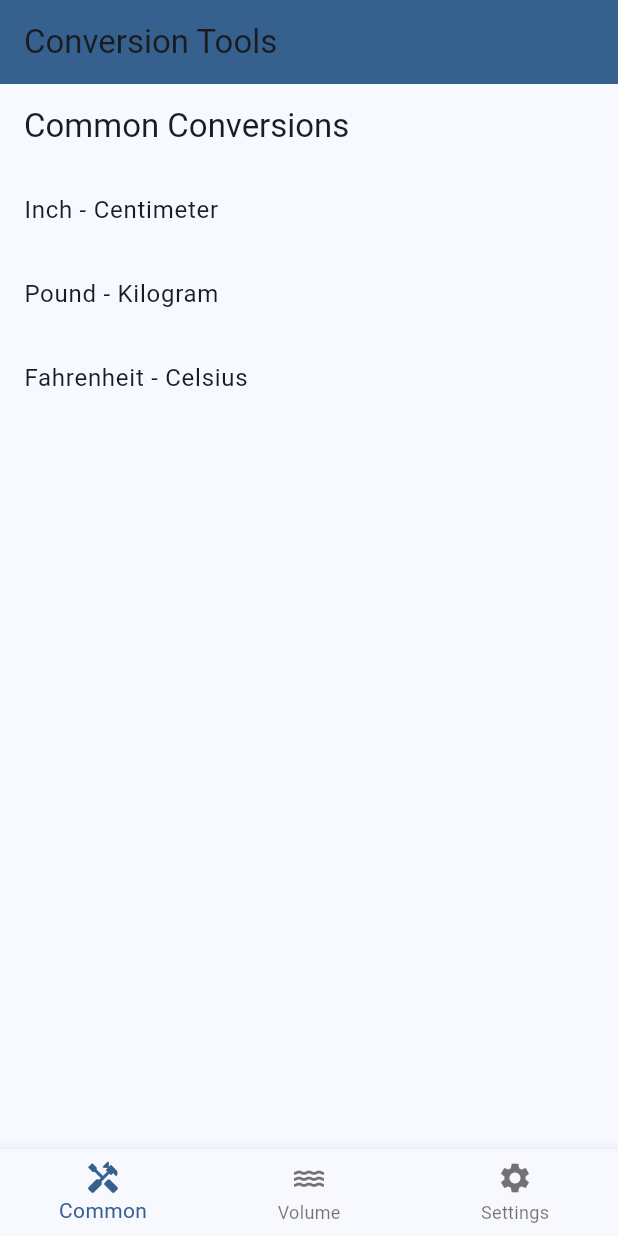
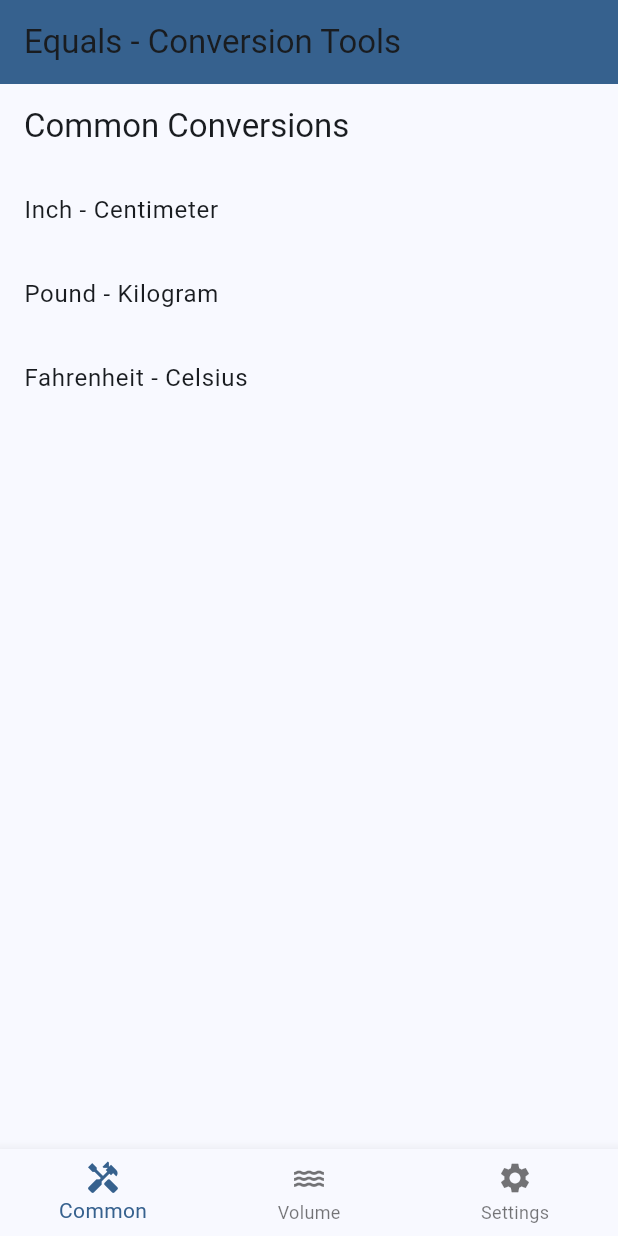
Before and after one commit to gcmoony/equals, a Flutter app: the screen it shows after launch, on a phone screen of 412 x 824 dp. Run offline on Flutter 3.47's test engine with Material 3 defaults, Android fonts, the light colour scheme and no system bars.

Commit message:
Changed title

```diff
--- a/lib/main.dart
+++ b/lib/main.dart
@@ -18,7 +18,7 @@ class MyApp extends StatelessWidget {
       theme: ThemeData(
         colorScheme: ColorScheme.fromSeed(seedColor: Colors.blue),
       ),
-      home: const MyHomePage(title: 'Conversion Tools'),
+      home: const MyHomePage(title: 'Equals - Conversion Tools'),
     );
   }
 }
```
